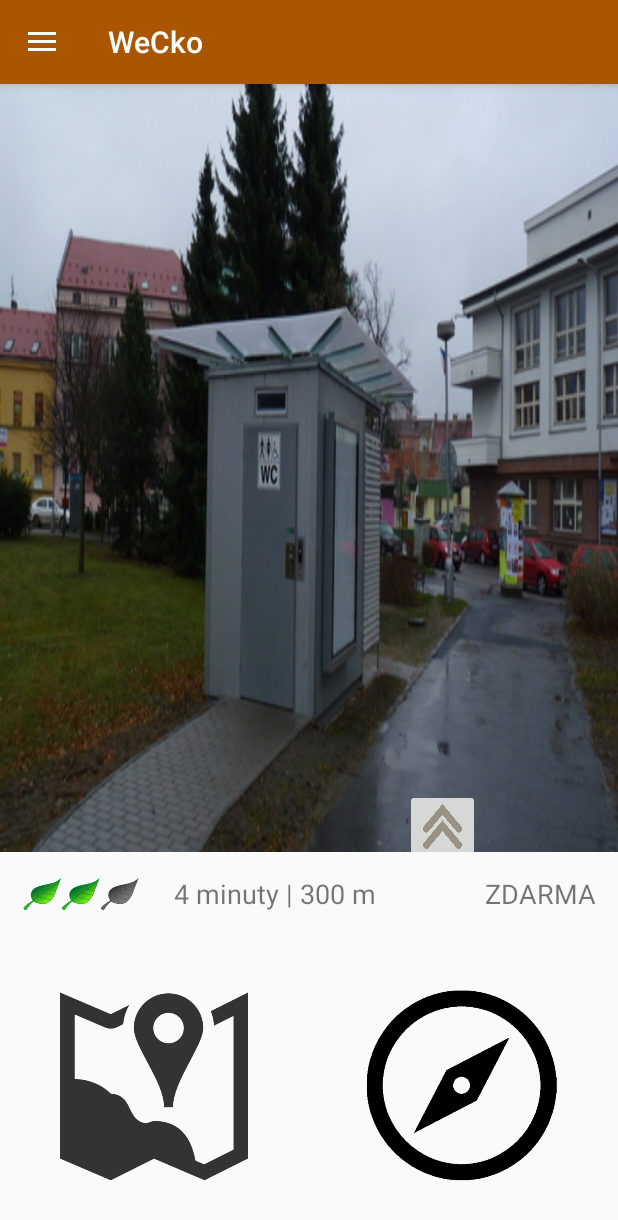
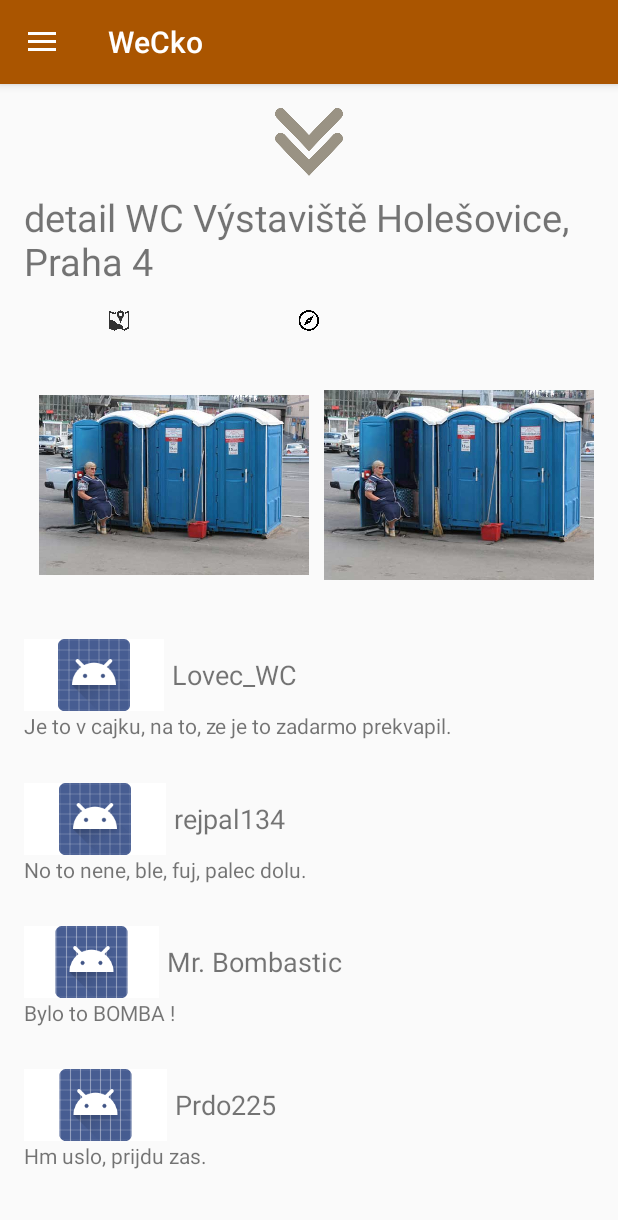
Before and after one commit to mlazovla/Wecko, an Android app: the screen it shows after launch (NearestToilet), after a tap on an icon or button, on a phone screen of 412 x 824 dp. Shown: the top 1220 px of the screen. Run offline under Robolectric (Android 15) with nearby library versions, the phone set to English and light mode, and no system bars; 1 other tap on this screen came first.

Commit message:
implements detail map, compass and report nav

```diff
--- a/app/src/main/java/com/example/vml/wecko/NearestToilet.java
+++ b/app/src/main/java/com/example/vml/wecko/NearestToilet.java
@@ -27,6 +27,8 @@ public class NearestToilet extends AppCompatActivity
     ImageButton mapButton;
     ImageButton compasButton;
     ImageButton swipeUpButton, swipeDownButton;
+    ImageButton mapNav, compassNav;
+    Button alertNav;
 
     @Override
     protected void onCreate(Bundle savedInstanceState) {
@@ -95,6 +97,7 @@ public class NearestToilet extends AppCompatActivity
             }
         });
 
+        // swipe up Button
         swipeUpButton = (ImageButton)this.findViewById(R.id.swipeUp);
         swipeUpButton.setOnClickListener(new View.OnClickListener() {
             @Override
@@ -103,6 +106,7 @@ public class NearestToilet extends AppCompatActivity
             }
         });
 
+        // swipe down Button
         swipeDownButton = (ImageButton)this.findViewById(R.id.swipeDown);
         swipeDownButton.setOnClickListener(new View.OnClickListener() {
             @Override
@@ -110,6 +114,38 @@ public class NearestToilet extends AppCompatActivity
                 switchContentLayouts(R.id.content_nearest_toilet);
             }
         });
+
+        // map nav button in detail
+        mapNav = (ImageButton)this.findViewById(R.id.mapNav);
+        mapNav.setOnClickListener(new View.OnClickListener() {
+            @Override
+            public void onClick(View v) {
+                Intent intent = new Intent(android.content.Intent.ACTION_VIEW, Uri.parse("https://www.google.cz/maps/dir/50.0752982,14.4561334/Ve%C5%99ejn%C3%A9+WC,+Orlick%C3%A1,+130+00+Praha+3/@50.0764717,14.453885,17z/data=!3m1!4b1!4m10!4m9!1m1!4e1!1m5!1m1!1s0x470b9362bcbf46cd:0x8de28d810eb34686!2m2!1d14.4555697!2d50.0776336!3e2?hl=cs"));
+                intent.setClassName("com.google.android.apps.maps", "com.google.android.maps.MapsActivity");
+                startActivity(intent);
+            }
+        });
+
+        // compass button in detail
+        compassNav = (ImageButton)this.findViewById(R.id.compassNav);
+        compassNav.setOnClickListener(new View.OnClickListener() {
+            @Override
+            public void onClick(View v) {
+                Intent intent = new Intent(getApplicationContext(), Compass.class);
+                startActivity(intent);
+            }
+        });
+
+        // report button in detail
+        alertNav = (Button) this.findViewById(R.id.alertNav);
+        alertNav.setOnClickListener(new View.OnClickListener() {
+            @Override
+            public void onClick(View v) {
+                Intent intent = new Intent(getApplicationContext(), ReportToilet.class );
+                startActivity(intent);
+            }
+        });
+
 
         Button approveButton = (Button)findViewById(R.id.btnApprove);
         Button disapproveButton = (Button)findViewById(R.id.btnDisapprove);
--- a/app/src/main/res/layout/content_detail.xml
+++ b/app/src/main/res/layout/content_detail.xml
@@ -21,20 +21,61 @@
         >
 
         <ImageButton
-            android:layout_width="50dp"
-            android:layout_height="50dp"
+            android:layout_width="45dp"
+            android:layout_height="45dp"
             app:srcCompat="@drawable/double_arrow_down"
             android:id="@+id/swipeDown"
             android:scaleType="fitXY"
+            android:background="@null"
             android:layout_gravity="center_horizontal"/>
 
         <TextView
             android:text="detail WC Výstaviště Holešovice, Praha 4"
-            android:layout_width="match_parent"
+            android:layout_width="wrap_content"
             android:layout_height="wrap_content"
             android:id="@+id/textViewDetailHeading"
             android:layout_alignParentTop="true"
+            android:textSize="25sp"
+            android:layout_marginTop="10dp"
+            android:layout_gravity="center_horizontal"
             android:layout_alignParentStart="true" />
+
+        <LinearLayout
+            android:orientation="horizontal"
+            android:layout_width="match_parent"
+            android:layout_height="match_parent"
+            android:id="@+id/navBar"
+            android:layout_marginTop="15dp"
+            android:layout_weight="4">
+
+            <ImageButton
+                android:layout_width="match_parent"
+                android:layout_height="match_parent"
+                app:srcCompat="@drawable/icon_map"
+                android:background="@null"
+                android:id="@+id/mapNav"
+                android:scaleType="fitCenter"
+                android:layout_weight="1" />
+
+            <ImageButton
+                android:layout_width="match_parent"
+                android:layout_height="match_parent"
+                app:srcCompat="@drawable/icon_compass"
+                android:id="@+id/compassNav"
+                android:background="@null"
+                android:scaleType="fitCenter"
+                android:layout_weight="1" />
+
+            <Button
+                android:text="Nahlásit"
+                android:layout_width="match_parent"
+                android:layout_height="match_parent"
+                android:id="@+id/alertNav"
+                android:gravity="center_vertical"
+                android:layout_weight="1"
+                style="@style/Widget.AppCompat.Button.Borderless.Colored" />
+
+        </LinearLayout>
 
         <LinearLayout
             android:orientation="vertical"
@@ -49,12 +90,13 @@
                 android:layout_height="match_parent">
 
                 <ImageButton
-                    android:layout_width="wrap_content"
+                    android:layout_width="match_parent"
                     android:layout_height="wrap_content"
-                    app:srcCompat="@drawable/ic_menu_camera"
+                    app:srcCompat="@drawable/add_photo"
                     android:id="@+id/imageButton2"
-                    android:minWidth="200dp"
-                    android:layout_weight="1"
+                    android:scaleType="fitCenter"
+                    android:layout_weight="2"
+                    android:background="@null"
                     android:layout_gravity="center_vertical"
                     android:layout_marginRight="10dp"/>
 
@@ -98,10 +140,12 @@
 
                     <ImageView
                         android:layout_width="wrap_content"
-                        android:layout_height="match_parent"
+                        android:layout_height="wrap_content"
                         app:srcCompat="@android:drawable/sym_def_app_icon"
                         android:id="@+id/imageView12"
                         android:layout_weight="1"
+                        android:background="#FFFFFF"
+                        android:layout_marginRight="5dp"
                         android:gravity="left"/>
 
                     <TextView
@@ -109,7 +153,7 @@
                         android:layout_width="wrap_content"
                         android:layout_height="match_parent"
                         android:id="@+id/nickname1"
-                        android:layout_weight="3"
+                        android:layout_weight="9"
                         android:gravity="center_vertical"
                         android:textSize="18sp" />
                 </LinearLayout>
@@ -142,6 +186,8 @@
                         android:layout_height="match_parent"
                         app:srcCompat="@android:drawable/sym_def_app_icon"
                         android:id="@+id/imageView13"
+                        android:background="#FFFFFF"
+                        android:layout_marginRight="5dp"
                         android:layout_weight="1" />
 
                     <TextView
@@ -149,7 +195,7 @@
                         android:layout_width="wrap_content"
                         android:layout_height="match_parent"
                         android:id="@+id/nickname2"
-                        android:layout_weight="3"
+                        android:layout_weight="9"
                         android:gravity="center_vertical"
                         android:textSize="18sp" />
 
@@ -183,6 +229,8 @@
                         android:layout_height="match_parent"
                         app:srcCompat="@android:drawable/sym_def_app_icon"
                         android:id="@+id/imageView14"
+                        android:background="#FFFFFF"
+                        android:layout_marginRight="5dp"
                         android:layout_weight="1" />
 
                     <TextView
@@ -190,7 +238,7 @@
                         android:layout_width="wrap_content"
                         android:layout_height="match_parent"
                         android:id="@+id/nickname3"
-                        android:layout_weight="3"
+                        android:layout_weight="9"
                         android:gravity="center_vertical"
                         android:textSize="18sp" />
                 </LinearLayout>
@@ -223,6 +271,8 @@
                         android:layout_height="match_parent"
                         app:srcCompat="@android:drawable/sym_def_app_icon"
                         android:id="@+id/imageView15"
+                        android:background="#FFFFFF"
+                        android:layout_marginRight="5dp"
                         android:layout_weight="1" />
 
                     <TextView
@@ -230,7 +280,7 @@
                         android:layout_width="wrap_content"
                         android:layout_height="match_parent"
                         android:id="@+id/nickname4"
-                        android:layout_weight="3"
+                        android:layout_weight="9"
                         android:gravity="center_vertical"
                         android:textSize="18sp" />
 
--- a/app/src/main/res/layout/content_nearest_toilet.xml
+++ b/app/src/main/res/layout/content_nearest_toilet.xml
@@ -33,8 +33,8 @@
                 android:id="@+id/infoAfterClick">
 
                 <TextView
-                    android:text="Je uplne mega, radost kakat ..."
-                    android:layout_width="270dp"
+                    android:text="Docela čistý, ale ..."
+                    android:layout_width="170dp"
                     android:layout_height="wrap_content"
                     android:id="@+id/toiletReview"
                     android:layout_alignParentBottom="true"
```
Also changed, not shown: app/src/main/res/drawable/add_photo.png (added).
